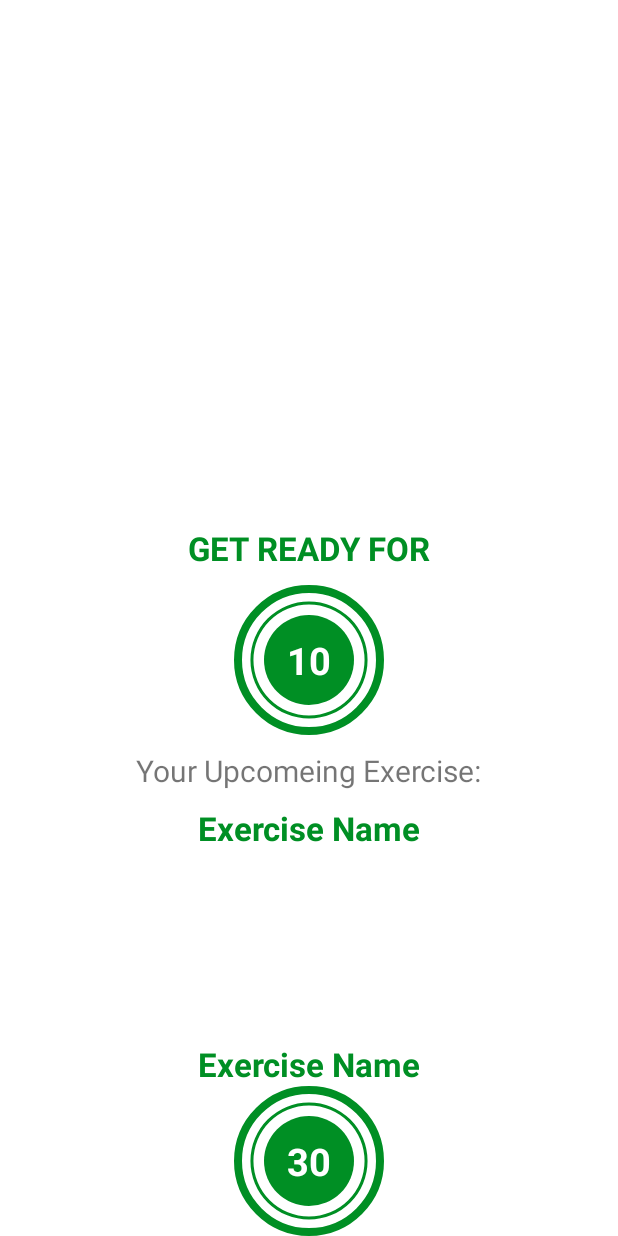
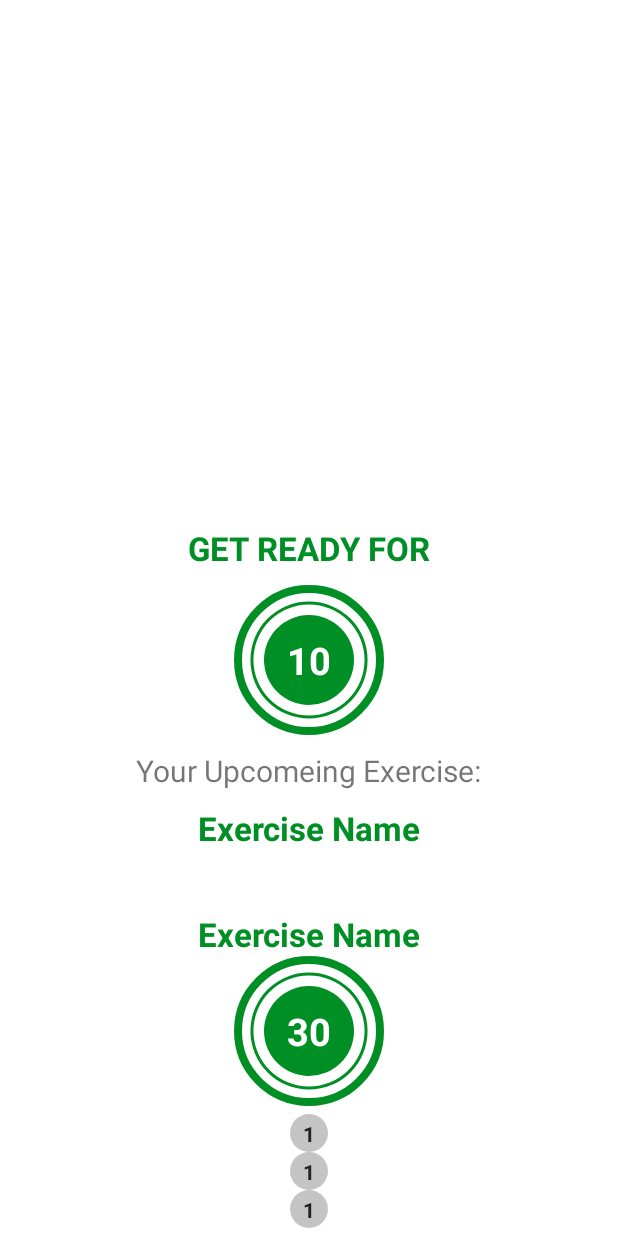
Before and after one commit to MithuBitz/WorkoutMe, an Android app: the layout activity_exercise.xml on its own in the app's theme, with its tools: preview values and no code run, on a phone screen of 412 x 824 dp. Run offline under Robolectric (Android 15) with nearby library versions, the light colour scheme and no system bars.

Commit message:
status Recycler View Implementation

```diff
--- /dev/null
+++ b/app/src/main/res/drawable/item_circular_color_grey_background.xml
@@ -0,0 +1,7 @@
+<?xml version="1.0" encoding="utf-8"?>
+<shape xmlns:android="http://schemas.android.com/apk/res/android"
+    android:shape="oval">
+
+    <solid android:color="#C4C4C4"/>
+
+</shape>
--- a/app/src/main/res/layout/activity_exercise.xml
+++ b/app/src/main/res/layout/activity_exercise.xml
@@ -131,7 +131,6 @@
         android:background="@drawable/item_circular_boarder"
         tools:visibility="visible"
         android:visibility="gone"
-        app:layout_constraintBottom_toBottomOf="parent"
         app:layout_constraintEnd_toEndOf="parent"
         app:layout_constraintStart_toStartOf="parent"
         app:layout_constraintTop_toBottomOf="@+id/exerciseTV">
@@ -168,4 +167,15 @@
 
     </FrameLayout>
 
+    <androidx.recyclerview.widget.RecyclerView
+        android:id="@+id/statusRV"
+        android:layout_width="wrap_content"
+        android:layout_height="wrap_content"
+        android:layout_margin="5dp"
+        tools:listitem="@layout/item_exercise_status"
+        app:layout_constraintBottom_toBottomOf="parent"
+        app:layout_constraintEnd_toEndOf="parent"
+        app:layout_constraintStart_toStartOf="parent"
+        app:layout_constraintTop_toBottomOf="@id/exerciseViewFL" />
+
 </androidx.constraintlayout.widget.ConstraintLayout>
--- /dev/null
+++ b/app/src/main/res/layout/item_exercise_status.xml
@@ -0,0 +1,14 @@
+<?xml version="1.0" encoding="utf-8"?>
+<TextView
+    xmlns:android="http://schemas.android.com/apk/res/android"
+    xmlns:tools="http://schemas.android.com/tools"
+    android:id="@+id/itemTV"
+    android:layout_width="25dp"
+    android:layout_height="25dp"
+    android:gravity="center"
+    tools:text="1"
+    android:textSize="14sp"
+    android:textStyle="bold"
+    android:textColor="#212121"
+    android:background="@drawable/item_circular_color_grey_background"
+    android:padding="3dp"/>
```
Also changed, not shown: app/src/main/java/com/example/workoutme/ExerciseActivity.kt (+22 -4 lines), app/src/main/java/com/example/workoutme/ExerciseStatusAdapter.kt (added, +48 -0 lines), app/src/main/res/drawable-v24/item_circular_color_thin_background.xml (added, +9 -0 lines).
